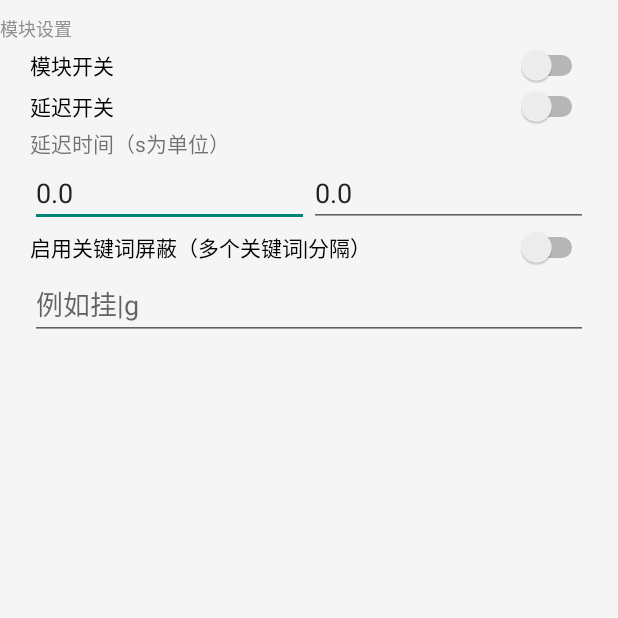
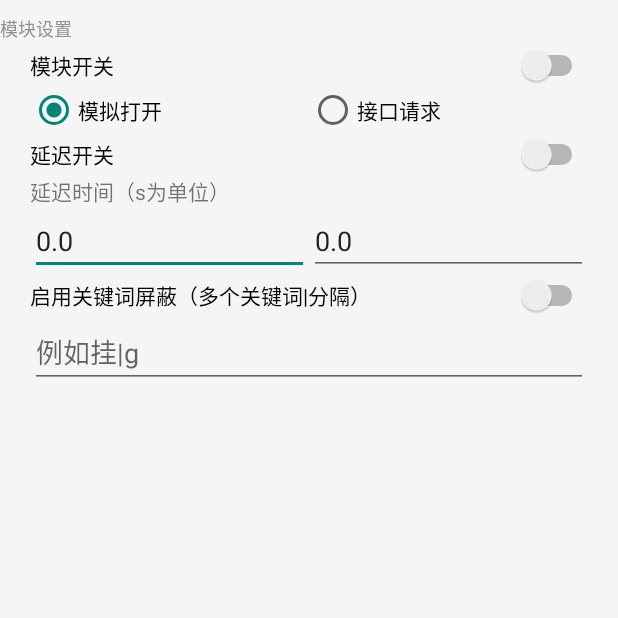
Before and after one commit to hitwhoyxw/LarkDemo, an Android app: the screen it shows after launch (MainActivity), on a phone screen of 412 x 824 dp, the top half of it. Run offline under Robolectric (Android 15) with nearby library versions, the phone set to English and light mode, and no system bars; libraries missing offline, so code that uses them is left out: de.robv.android.

Commit message:
添加配置项，完善下第二种方法

```diff
--- a/app/src/main/java/com/android/larkdemo/Activity/MainActivity.java
+++ b/app/src/main/java/com/android/larkdemo/Activity/MainActivity.java
@@ -12,6 +12,8 @@ import android.view.View;
 import android.view.ViewGroup;
 import android.widget.CompoundButton;
 import android.widget.EditText;
+import android.widget.RadioButton;
+import android.widget.RadioGroup;
 import android.widget.Switch;
 import android.widget.TextView;
 
@@ -32,6 +34,10 @@ public class MainActivity extends AppCompatActivity {
     EditText delayTimeMinEditText;
     EditText delayTimeMaxEditText;
     EditText muteKeywordEditText;
+    RadioButton rBtb_direct;
+    RadioButton rBtn_mock;
+
+    RadioGroup rBtnGroup;
 
     @Override
     protected void onCreate(Bundle savedInstanceState) {
@@ -65,6 +71,9 @@ public class MainActivity extends AppCompatActivity {
         delayTimeMinEditText = findViewById(R.id.editText_starttime);
         delayTimeMaxEditText = findViewById(R.id.editText_endtime);
         muteKeywordEditText = findViewById(R.id.editText_keyword);
+        rBtb_direct = findViewById(R.id.rBtn_direct);
+        rBtn_mock = findViewById(R.id.rBtn_mock);
+        rBtnGroup = findViewById(R.id.rBtnGroup);
     }
 
     public void setListeners() {
@@ -131,6 +140,13 @@ public class MainActivity extends AppCompatActivity {
                 }
             }
         });
+        rBtnGroup.setOnCheckedChangeListener(new RadioGroup.OnCheckedChangeListener() {
+            @Override
+            public void onCheckedChanged(RadioGroup group, int checkedId) {
+                configObject.fetchMode = checkedId == R.id.rBtn_direct;
+                saveAllConfig();
+            }
+        });
     }
 
     public void readAllConfig() {
@@ -145,6 +161,7 @@ public class MainActivity extends AppCompatActivity {
         delayTimeMinEditText.setText(String.valueOf(configObject.delayTimeMin));
         delayTimeMaxEditText.setText(String.valueOf(configObject.daleyTimeMax));
         muteKeywordEditText.setText(configObject.muteKeyword);
+        rBtnGroup.check(configObject.fetchMode ? R.id.rBtn_direct : R.id.rBtn_mock);
     }
 
     public void saveAllConfig() {
--- a/app/src/main/java/com/android/larkdemo/Utils/ConfigObject.java
+++ b/app/src/main/java/com/android/larkdemo/Utils/ConfigObject.java
@@ -8,29 +8,33 @@ public class ConfigObject {
     public float daleyTimeMax;
     public String muteKeyword;
 
-    public ConfigObject(String finance_sdk_version, boolean is_return_name_auth, boolean isMoudleEnable, boolean isDelayEnable, boolean isMuteEnable, float delayTimeMin, float daleyTimeMax, String muteKeyword) {
+    public boolean fetchMode;
+
+    public ConfigObject(String finance_sdk_version, boolean is_return_name_auth, boolean isMoudleEnable, boolean isDelayEnable, boolean isMuteEnable, float delayTimeMin, float daleyTimeMax, String muteKeyword, boolean fetchMode) {
         this.isMoudleEnable = isMoudleEnable;
         this.isDelayEnable = isDelayEnable;
         this.isMuteEnable = isMuteEnable;
         this.delayTimeMin = delayTimeMin;
         this.daleyTimeMax = daleyTimeMax;
         this.muteKeyword = muteKeyword;
+        this.fetchMode = fetchMode;
     }
 
-    public ConfigObject(boolean isMoudleEnable, boolean isDelayEnable, boolean isMuteEnable, float delayTimeMin, float daleyTimeMax, String muteKeyword) {
+    public ConfigObject(boolean isMoudleEnable, boolean isDelayEnable, boolean isMuteEnable, float delayTimeMin, float daleyTimeMax, String muteKeyword, boolean fetchMode) {
         this.isMoudleEnable = isMoudleEnable;
         this.isDelayEnable = isDelayEnable;
         this.isMuteEnable = isMuteEnable;
         this.delayTimeMin = delayTimeMin;
         this.daleyTimeMax = daleyTimeMax;
         this.muteKeyword = muteKeyword;
+        this.fetchMode = fetchMode;
     }
 
     public static ConfigObject CreateDefaultConfigObject(boolean defaultOpen) {
         if (defaultOpen) {
-            return new ConfigObject("6.8.8", true, true, true, true, 0f, 0f, "");
+            return new ConfigObject("6.8.8", true, true, true, true, 0f, 0f, "", false);
         } else {
-            return new ConfigObject("6.8.8", true, false, false, false, 0f, 0f, "");
+            return new ConfigObject("6.8.8", true, false, false, false, 0f, 0f, "", false);
         }
     }
 
--- a/app/src/main/java/com/android/larkdemo/Utils/ConfigUtils.java
+++ b/app/src/main/java/com/android/larkdemo/Utils/ConfigUtils.java
@@ -118,7 +118,8 @@ public class ConfigUtils {
                     sharedPreferences.getBoolean("isMuteEnable", false),
                     sharedPreferences.getFloat("delayTimeMin", 0f),
                     sharedPreferences.getFloat("daleyTimeMax", 0f),
-                    sharedPreferences.getString("muteKeyword", "")
+                    sharedPreferences.getString("muteKeyword", ""),
+                    sharedPreferences.getBoolean("fetchMode", false)
             );
         } catch (Exception e) {
             Log.i(TAG, "getConfigInModule: " + e.getMessage());
@@ -135,7 +136,8 @@ public class ConfigUtils {
                     xSharedPreferences.getBoolean("isMuteEnable", false),
                     xSharedPreferences.getFloat("delayTimeMin", 0f),
                     xSharedPreferences.getFloat("daleyTimeMax", 0f),
-                    xSharedPreferences.getString("muteKeyword", "")
+                    xSharedPreferences.getString("muteKeyword", ""),
+                    xSharedPreferences.getBoolean("fetchMode", false)
             );
         } catch (Exception e) {
             Log.i(TAG, "getConfigInApp: " + e.getMessage());
--- a/app/src/main/res/layout/activity_main.xml
+++ b/app/src/main/res/layout/activity_main.xml
@@ -30,6 +30,27 @@
                     android:layout_width="match_parent"
                     android:layout_height="wrap_content"
                     android:text="模块开关" />
+
+                <RadioGroup
+                    android:id="@+id/rBtnGroup"
+                    android:layout_width="match_parent"
+                    android:layout_height="match_parent"
+                    android:orientation="horizontal">
+
+                    <RadioButton
+                        android:id="@+id/rBtn_mock"
+                        android:layout_width="match_parent"
+                        android:layout_height="wrap_content"
+                        android:layout_weight="1"
+                        android:text="模拟打开" />
+
+                    <RadioButton
+                        android:id="@+id/rBtn_direct"
+                        android:layout_width="match_parent"
+                        android:layout_height="wrap_content"
+                        android:layout_weight="1"
+                        android:text="接口请求" />
+                </RadioGroup>
 
                 <Switch
                     android:id="@+id/switch_delay"
```
Also changed, not shown: app/src/main/java/com/android/larkdemo/Hook/HookEntry.java (+67 -11 lines).
